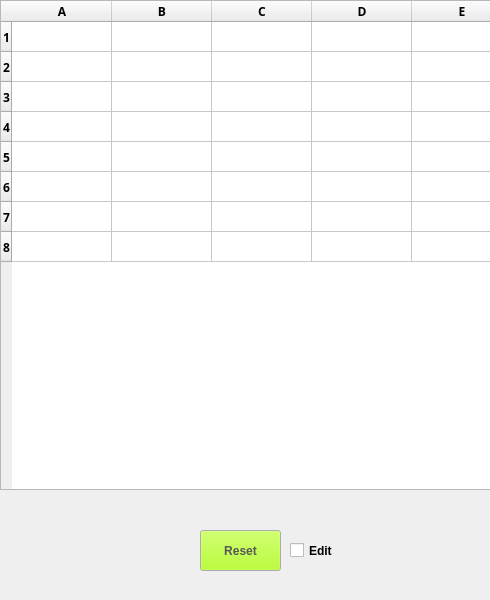
This is main.ui in Propsi4/chess as Qt 5 draws it before an edit. The edited form follows.
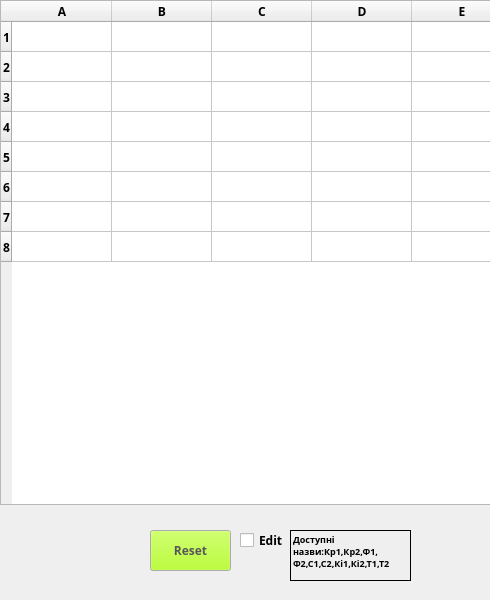
This is the edited form.

Diff of the .ui file:
```diff
--- a/main.ui
+++ b/main.ui
@@ -53,7 +53,7 @@
       <x>0</x>
       <y>0</y>
       <width>500</width>
-      <height>490</height>
+      <height>505</height>
      </rect>
     </property>
     <property name="sizePolicy">
@@ -65,13 +65,13 @@
     <property name="minimumSize">
      <size>
       <width>500</width>
-      <height>490</height>
+      <height>505</height>
      </size>
     </property>
     <property name="maximumSize">
      <size>
       <width>500</width>
-      <height>490</height>
+      <height>505</height>
      </size>
     </property>
     <property name="font">
@@ -252,7 +252,7 @@
    <widget class="QPushButton" name="reset_button">
     <property name="geometry">
      <rect>
-      <x>200</x>
+      <x>150</x>
       <y>530</y>
       <width>81</width>
       <height>41</height>
@@ -351,6 +351,7 @@
     </property>
     <property name="font">
      <font>
+      <family>Arial Black</family>
       <weight>75</weight>
       <bold>true</bold>
      </font>
@@ -368,14 +369,15 @@
    <widget class="QCheckBox" name="edit_button">
     <property name="geometry">
      <rect>
-      <x>290</x>
+      <x>240</x>
       <y>530</y>
-      <width>81</width>
-      <height>41</height>
+      <width>51</width>
+      <height>21</height>
      </rect>
     </property>
     <property name="font">
      <font>
+      <family>Arial Black</family>
       <weight>75</weight>
       <bold>true</bold>
      </font>
@@ -390,6 +392,40 @@
      <string>Edit</string>
     </property>
    </widget>
+   <widget class="QLabel" name="label">
+    <property name="geometry">
+     <rect>
+      <x>290</x>
+      <y>530</y>
+      <width>121</width>
+      <height>51</height>
+     </rect>
+    </property>
+    <property name="font">
+     <font>
+      <family>Arial Black</family>
+      <pointsize>7</pointsize>
+      <weight>75</weight>
+      <bold>true</bold>
+     </font>
+    </property>
+    <property name="frameShape">
+     <enum>QFrame::Box</enum>
+    </property>
+    <property name="text">
+     <string>Доступні назви:Кр1,Кр2,Ф1,
+Ф2,С1,С2,Кі1,Кі2,Т1,Т2</string>
+    </property>
+    <property name="scaledContents">
+     <bool>true</bool>
+    </property>
+    <property name="alignment">
+     <set>Qt::AlignLeading|Qt::AlignLeft|Qt::AlignTop</set>
+    </property>
+    <property name="wordWrap">
+     <bool>true</bool>
+    </property>
+   </widget>
   </widget>
  </widget>
  <resources/>
```
